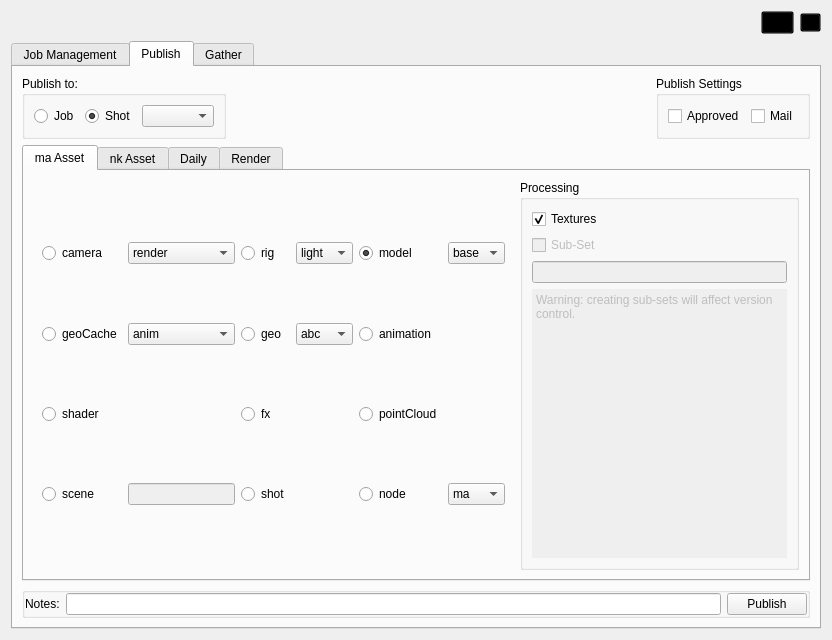
The window that core/ui/icarusUI.ui (mjbonnington/icarus-gps) describes before a commit, drawn with Qt 5.
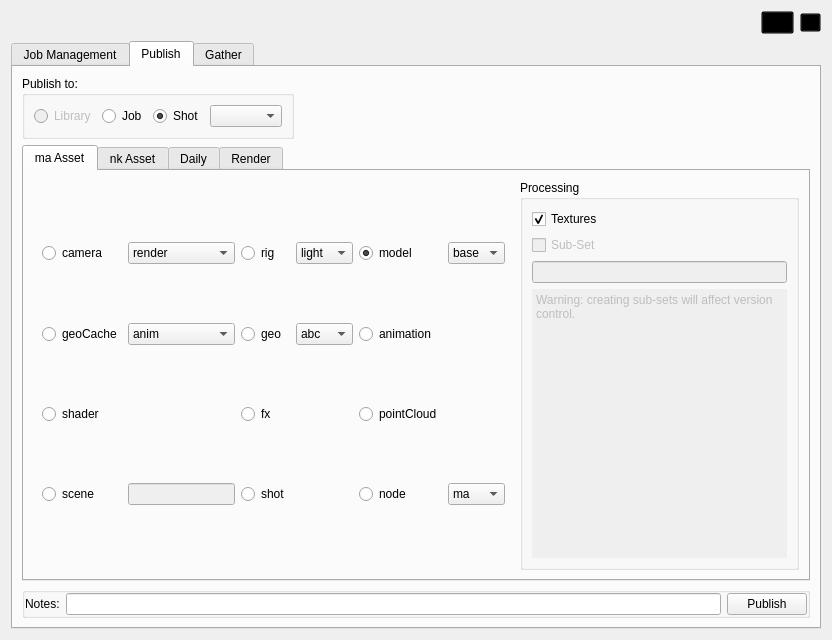
The same window after the commit. The open tabs and pages were chosen to show the change. Icons and pictures are not drawn.

Commit message:
Removed 'approved' publish option
Replaced 'Publish' and '.publish' folders in the Job and Shot folders
with 'Assets'.
Folders are visible by default.
Removed 'approved' option from Icarus UI.

```diff
--- a/core/ui/icarusUI.ui
+++ b/core/ui/icarusUI.ui
@@ -782,6 +782,25 @@
                 <string>Publish to:</string>
                </property>
                <layout class="QHBoxLayout" name="horizontalLayout_5">
+                <item>
+                 <widget class="QRadioButton" name="publishToLibrary_radioButton">
+                  <property name="enabled">
+                   <bool>false</bool>
+                  </property>
+                  <property name="autoFillBackground">
+                   <bool>false</bool>
+                  </property>
+                  <property name="text">
+                   <string>Library</string>
+                  </property>
+                  <property name="checked">
+                   <bool>false</bool>
+                  </property>
+                  <property name="autoExclusive">
+                   <bool>true</bool>
+                  </property>
+                 </widget>
+                </item>
                 <item>
                  <widget class="QRadioButton" name="publishToJob_radioButton">
                   <property name="enabled">
@@ -846,38 +865,6 @@
                </property>
               </spacer>
              </item>
-             <item>
-              <widget class="QGroupBox" name="publishSettings_groupBox">
-               <property name="enabled">
-                <bool>true</bool>
-               </property>
-               <property name="sizePolicy">
-                <sizepolicy hsizetype="Maximum" vsizetype="Preferred">
-                 <horstretch>0</horstretch>
-                 <verstretch>0</verstretch>
-                </sizepolicy>
-               </property>
-               <property name="title">
-                <string>Publish Settings</string>
-               </property>
-               <layout class="QHBoxLayout" name="horizontalLayout_6">
-                <item>
-                 <widget class="QCheckBox" name="approved_checkBox">
-                  <property name="text">
-                   <string>Approved</string>
-                  </property>
-                 </widget>
-                </item>
-                <item>
-                 <widget class="QCheckBox" name="mail_checkBox">
-                  <property name="text">
-                   <string>Mail</string>
-                  </property>
-                 </widget>
-                </item>
-               </layout>
-              </widget>
-             </item>
             </layout>
            </widget>
           </item>
@@ -1994,7 +1981,26 @@
                <property name="title">
                 <string>Gather from:</string>
                </property>
-               <layout class="QHBoxLayout" name="horizontalLayout_12">
+               <layout class="QHBoxLayout" name="horizontalLayout_6">
+                <item>
+                 <widget class="QRadioButton" name="gatherFromLibrary_radioButton">
+                  <property name="enabled">
+                   <bool>false</bool>
+                  </property>
+                  <property name="autoFillBackground">
+                   <bool>false</bool>
+                  </property>
+                  <property name="text">
+                   <string>Library</string>
+                  </property>
+                  <property name="checked">
+                   <bool>false</bool>
+                  </property>
+                  <property name="autoExclusive">
+                   <bool>true</bool>
+                  </property>
+                 </widget>
+                </item>
                 <item>
                  <widget class="QRadioButton" name="gatherFromJob_radioButton">
                   <property name="enabled">
```
Left out of the diff: 23 changed lines with no effect on the pictures. The commit also changes 21 other files.
